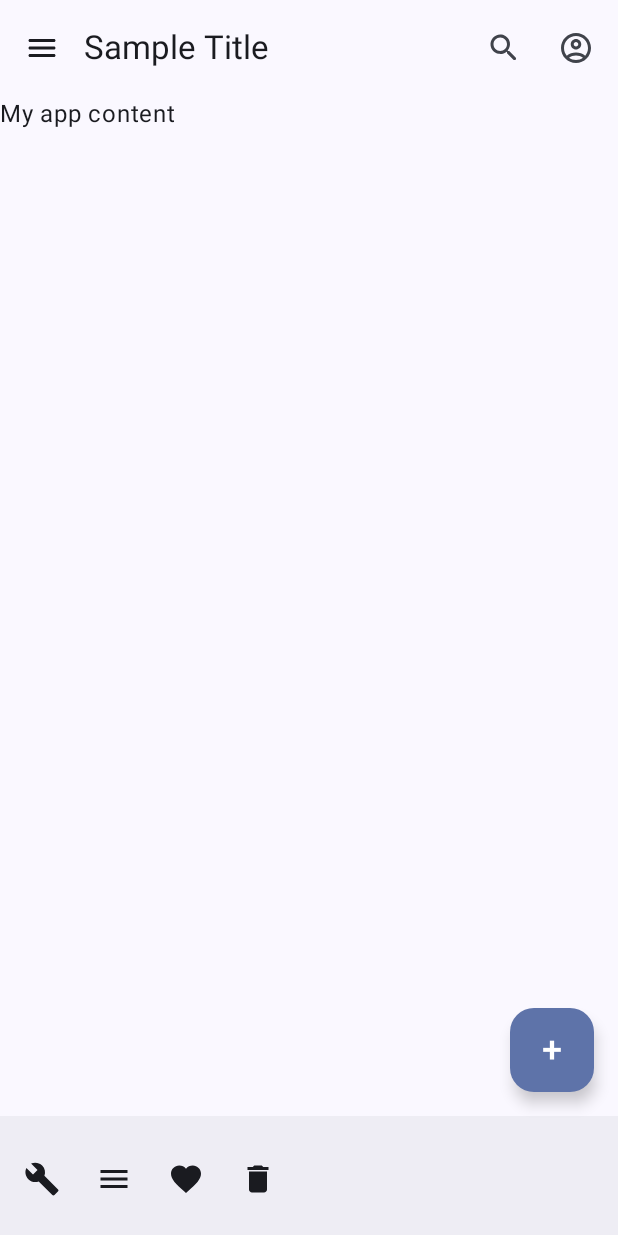
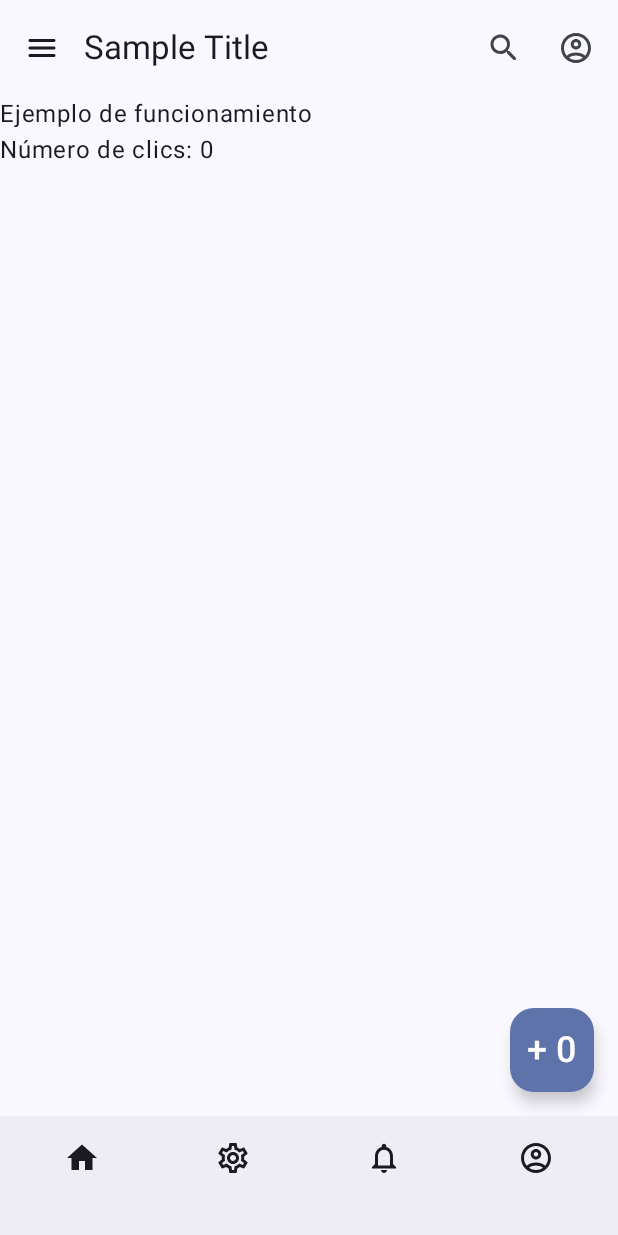
Before and after one commit to yVentura7/Semana_6, an Android app built with Jetpack Compose: the screen it shows after launch (MainActivity), on a phone screen of 412 x 824 dp. Run offline under Robolectric (Android 15) with nearby library versions, the phone set to English and light mode, and no system bars.

```diff
--- a/app/build.gradle.kts
+++ b/app/build.gradle.kts
@@ -66,4 +66,7 @@ dependencies {
     androidTestImplementation(libs.androidx.ui.test.junit4)
     debugImplementation(libs.androidx.ui.tooling)
     debugImplementation(libs.androidx.ui.test.manifest)
+
+    // Corrected Navigation Compose dependency
+    implementation("androidx.navigation:navigation-compose:2.6.0")
 }
--- a/app/src/main/java/com/example/semana6/MainActivity.kt
+++ b/app/src/main/java/com/example/semana6/MainActivity.kt
@@ -3,37 +3,33 @@ package com.example.semana6
 import android.os.Bundle
 import androidx.activity.ComponentActivity
 import androidx.activity.compose.setContent
-import androidx.activity.enableEdgeToEdge
-import androidx.compose.foundation.layout.Column
-import androidx.compose.foundation.layout.PaddingValues
-import androidx.compose.foundation.layout.fillMaxSize
-import androidx.compose.foundation.layout.padding
+import androidx.compose.foundation.layout.*
 import androidx.compose.material.icons.Icons
-import androidx.compose.material.icons.filled.Build
-import androidx.compose.material.icons.filled.Delete
-import androidx.compose.material.icons.filled.Favorite
-import androidx.compose.material.icons.filled.Menu
+import androidx.compose.material.icons.filled.*
 import androidx.compose.material.icons.outlined.AccountCircle
+import androidx.compose.material.icons.outlined.Notifications
+import androidx.compose.material.icons.outlined.Settings
 import androidx.compose.material.icons.rounded.Menu
 import androidx.compose.material.icons.rounded.Search
-import androidx.compose.material3.BottomAppBar
-import androidx.compose.material3.ExperimentalMaterial3Api
-import androidx.compose.material3.FloatingActionButton
-import androidx.compose.material3.Icon
-import androidx.compose.material3.IconButton
-import androidx.compose.material3.Scaffold
-import androidx.compose.material3.Text
-import androidx.compose.material3.TopAppBar
+import androidx.compose.material3.*
 import androidx.compose.runtime.Composable
+import androidx.compose.runtime.getValue
+import androidx.compose.runtime.mutableIntStateOf
+import androidx.compose.runtime.remember
+import androidx.compose.runtime.setValue
+import androidx.compose.ui.Alignment
 import androidx.compose.ui.Modifier
-import androidx.compose.ui.tooling.preview.Preview
+import androidx.compose.ui.unit.dp
 import androidx.compose.ui.unit.sp
+import androidx.navigation.NavHostController
+import androidx.navigation.compose.NavHost
+import androidx.navigation.compose.composable
+import androidx.navigation.compose.rememberNavController
 import com.example.semana6.ui.theme.Semana6Theme
 
 class MainActivity : ComponentActivity() {
     override fun onCreate(savedInstanceState: Bundle?) {
         super.onCreate(savedInstanceState)
-        enableEdgeToEdge()
         setContent {
             Semana6Theme {
                 CustomScaffold()
@@ -45,41 +41,47 @@ class MainActivity : ComponentActivity() {
 // Función Composable que crea un Scaffold personalizado
 @Composable
 fun CustomScaffold() {
+    val navController = rememberNavController()
+    var clickCount by remember { mutableIntStateOf(0) }
+
     Scaffold(
-        // Barra superior
-        topBar = { CustomTopBar() },
-
-        // Barra inferior
-        bottomBar = { CustomBottomBar() },
-
-        // Botón flotante personalizado
-        floatingActionButton = { CustomFAB() },
-
-        // Contenido principal
+        topBar = { CustomTopBar(navController) },
+        bottomBar = { CustomBottomBar(navController) },
+        floatingActionButton = { CustomFAB(clickCount) { clickCount++ } },
         content = { padding ->
-            CustomContent(padding)
+            NavHost(
+                navController = navController,
+                startDestination = "home"
+            ) {
+                composable("home") { CustomContent(padding, clickCount) }
+                composable("profile") { ProfileScreen() }
+                composable("settings") { SettingsScreen() }
+                composable("notifications") { NotificationsScreen() }
+            }
         }
     )
 }
 
 @OptIn(ExperimentalMaterial3Api::class)
 @Composable
-fun CustomTopBar() {
+fun CustomTopBar(navController: NavHostController) {
     TopAppBar(
         navigationIcon = {
-            IconButton(onClick = { /*TODO*/ }) {
+            IconButton(onClick = { /* TODO */ }) {
                 Icon(imageVector = Icons.Rounded.Menu, contentDescription = null)
             }
         },
         title = { Text(text = "Sample Title") },
         actions = {
-            IconButton(onClick = { /*TODO*/ }) {
+            IconButton(onClick = { /* TODO */ }) {
                 Icon(
                     imageVector = Icons.Rounded.Search,
                     contentDescription = null
                 )
             }
-            IconButton(onClick = { /*TODO*/ }) {
+            IconButton(onClick = {
+                navController.navigate("profile")
+            }) {
                 Icon(
                     imageVector = Icons.Outlined.AccountCircle,
                     contentDescription = null
@@ -90,58 +92,99 @@ fun CustomTopBar() {
 }
 
 @Composable
-fun CustomBottomBar() {
+fun CustomBottomBar(navController: NavHostController) {
     BottomAppBar {
-        IconButton(onClick = { print("Build") }) {
-            Icon(Icons.Filled.Build, contentDescription = "Build description")
-        }
-        IconButton(onClick = { print("Menu") }) {
-            Icon(
-                Icons.Filled.Menu,
-                contentDescription = "Menu description",
-            )
-        }
-        IconButton(onClick = { print("Favorite") }) {
-            Icon(
-                Icons.Filled.Favorite,
-                contentDescription = "Favorite description",
-            )
-        }
-        IconButton(onClick = { print("Delete") }) {
-            Icon(
-                Icons.Filled.Delete,
-                contentDescription = "Delete description",
-            )
+        Row(
+            modifier = Modifier.fillMaxSize() // Ocupar todo el espacio disponible
+        ) {
+            IconButton(
+                onClick = { navController.navigate("home") },
+                modifier = Modifier.weight(1f) // Cada botón toma el mismo espacio
+            ) {
+                Icon(Icons.Filled.Home, contentDescription = "Home")
+            }
+            IconButton(
+                onClick = { navController.navigate("settings") },
+                modifier = Modifier.weight(1f) // Cada botón toma el mismo espacio
+            ) {
+                Icon(Icons.Outlined.Settings, contentDescription = "Settings")
+            }
+            IconButton(
+                onClick = { navController.navigate("notifications") },
+                modifier = Modifier.weight(1f) // Cada botón toma el mismo espacio
+            ) {
+                Icon(Icons.Outlined.Notifications, contentDescription = "Notifications")
+            }
+            IconButton(
+                onClick = { navController.navigate("profile") },
+                modifier = Modifier.weight(1f) // Cada botón toma el mismo espacio
+            ) {
+                Icon(Icons.Outlined.AccountCircle, contentDescription = "Profile")
+            }
         }
     }
 }
 
+
 @Composable
-fun CustomFAB() {
-    FloatingActionButton(
-        // Color de fondo
-        //backgroundColor = MaterialTheme.colors.primary,
-        // Acción al hacer clic en el botón (sin definir)
-        onClick = { /*TODO*/ }) {
+fun CustomFAB(clickCount: Int, onClick: () -> Unit) {
+    FloatingActionButton(onClick = onClick) {
         Text(
-            fontSize = 24.sp, // Tamaño de fuente del texto del botón
-            text = "+" // Texto del botón
+            fontSize = 24.sp,
+            text = "+ $clickCount"
         )
     }
 }
 
 @Composable
-fun CustomContent(padding: PaddingValues) {
+fun CustomContent(padding: PaddingValues, clickCount: Int) {
     Column(
-        // Modificadores de estilo de la columna
         modifier = Modifier
-            // Ocupar todo el espacio disponible
             .fillMaxSize()
-            .padding(padding),
+            .padding(padding)
+    ) {
+        Text(text = "Ejemplo de funcionamiento")
+        Text(text = "Número de clics: $clickCount")
+    }
+}
 
-        // Contenido de la aplicación
-        content = {
-            Text(text = "My app content")
-        }
-    )
+@Composable
+fun ProfileScreen() {
+    Column(
+        modifier = Modifier
+            .fillMaxSize()
+            .padding(16.dp),
+        verticalArrangement = Arrangement.Center,
+        horizontalAlignment = Alignment.CenterHorizontally
+    ) {
+        Text(text = "Perfil", style = MaterialTheme.typography.bodyLarge)
+    }
 }
+
+// Pantalla de ajustes
+@Composable
+fun SettingsScreen() {
+    Column(
+        modifier = Modifier
+            .fillMaxSize()
+            .padding(16.dp),
+        verticalArrangement = Arrangement.Center,
+        horizontalAlignment = Alignment.CenterHorizontally
+    ) {
+        Text(text = "configuraciones", style = MaterialTheme.typography.bodyLarge)
+    }
+}
+
+// Pantalla de notificaciones
+@Composable
+fun NotificationsScreen() {
+    Column(
+        modifier = Modifier
+            .fillMaxSize()
+            .padding(16.dp),
+        verticalArrangement = Arrangement.Center,
+        horizontalAlignment = Alignment.CenterHorizontally
+    ) {
+        Text(text = "notificaciones", style = MaterialTheme.typography.bodyLarge)
+    }
+}
```
